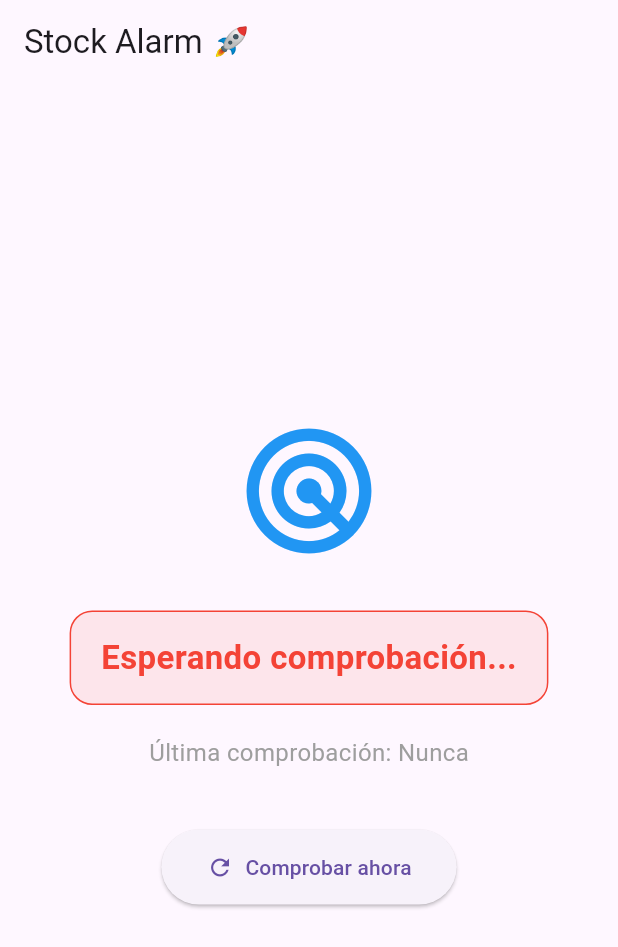
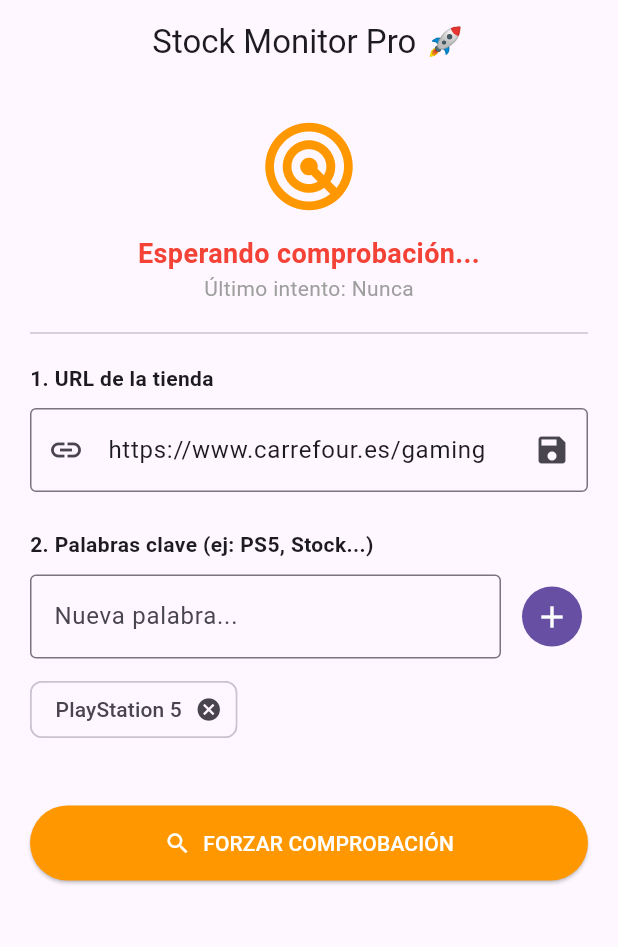
Before and after one commit to daaviddieeguez/Stock_alarm, a Flutter app: the screen it shows after launch, on a phone screen of 412 x 824 dp. Shown: the top 947 px of the screen. Run offline on Flutter 3.47's test engine with Material 3 defaults, Android fonts, the phone set to English and light mode, and no system bars; our stand-ins replace audioplayers, flutter_local_notifications; missing offline and left inert: flutter_background_service, flutter_background_service_android.

Commit message:
add: Funcion de añadir productos y url

```diff
--- a/lib/screens/home_screen.dart
+++ b/lib/screens/home_screen.dart
@@ -6,35 +6,30 @@ import 'package:flutter_local_notifications/flutter_local_notifications.dart';
 import 'package:flutter_background_service/flutter_background_service.dart';
 import 'package:flutter_background_service_android/flutter_background_service_android.dart';
 
-// --- CONFIGURACIÓN GLOBAL ---
-const String targetUrl = "https://www.carrefour.es/gaming";
-const List<String> stockKeywords = ["PlayStation 5"];
+// --- VARIABLES GLOBALES DINÁMICAS ---
+String targetUrl = "https://www.carrefour.es/gaming"; // URL por defecto
+List<String> stockKeywords = ["PlayStation 5"];
 
 void main() async {
   WidgetsFlutterBinding.ensureInitialized();
-
-  // Inicializar notificaciones para el servicio
   await initializeService();
-
   runApp(const MyApp());
 }
 
 // ⚙️ SERVICIO EN SEGUNDO PLANO
 Future<void> initializeService() async {
   final service = FlutterBackgroundService();
-
   await service.configure(
     androidConfiguration: AndroidConfiguration(
       onStart: onStart,
       autoStart: true,
       isForegroundMode: true,
-      initialNotificationTitle: 'Monitor de Stock',
-      initialNotificationContent: 'El monitor está activo...',
+      initialNotificationTitle: 'Monitor de Stock Activo',
+      initialNotificationContent: 'Vigilando la web configurada...',
       foregroundServiceNotificationId: 888,
     ),
     iosConfiguration: IosConfiguration(autoStart: false),
   );
-
   service.startService();
 }
 
@@ -44,17 +39,16 @@ void onStart(ServiceInstance service) async {
     service.setAsForegroundService();
   }
 
-  // Timer que corre cada 10 minutos en segundo plano
   Timer.periodic(const Duration(minutes: 10), (timer) async {
     try {
       final response = await http.get(Uri.parse(targetUrl));
       if (response.statusCode == 200) {
-        final html = response.body;
+        final html = response.body.toLowerCase();
         for (final word in stockKeywords) {
-          if (html.contains(word)) {
-            // Aquí puedes llamar a una función simplificada de alarma/notificación
-            // que no dependa del contexto de la UI
+          final cleanWord = word.trim().toLowerCase();
+          if (cleanWord.isNotEmpty && html.contains(cleanWord)) {
             BackgroundNotificationHelper.showSilentNotification(word);
+            break; // Solo una notificación por ciclo
           }
         }
       }
@@ -67,12 +61,11 @@ void onStart(ServiceInstance service) async {
 // 🖥️ UI PRINCIPAL
 class MyApp extends StatelessWidget {
   const MyApp({super.key});
-
   @override
   Widget build(BuildContext context) {
     return MaterialApp(
       debugShowCheckedModeBanner: false,
-      theme: ThemeData(useMaterial3: true, primarySwatch: Colors.blue),
+      theme: ThemeData(useMaterial3: true, colorSchemeSeed: Colors.orange),
       home: const HomeScreen(),
     );
   }
@@ -80,7 +73,6 @@ class MyApp extends StatelessWidget {
 
 class HomeScreen extends StatefulWidget {
   const HomeScreen({super.key});
-
   @override
   State<HomeScreen> createState() => _HomeScreenState();
 }
@@ -90,6 +82,9 @@ class _HomeScreenState extends State<HomeScreen> {
   String stockStatus = 'Esperando comprobación...';
   bool hasStock = false;
 
+  // Controladores para los campos de texto
+  final TextEditingController _urlController = TextEditingController(text: targetUrl);
+  final TextEditingController _keywordController = TextEditingController();
   final FlutterLocalNotificationsPlugin notificationsPlugin = FlutterLocalNotificationsPlugin();
 
   @override
@@ -104,109 +99,156 @@ class _HomeScreenState extends State<HomeScreen> {
     await notificationsPlugin.initialize(initSettings);
   }
 
+  void _updateUrl() {
+    setState(() {
+      targetUrl = _urlController.text.trim();
+    });
+    ScaffoldMessenger.of(context).showSnackBar(
+      const SnackBar(content: Text('URL de búsqueda actualizada')),
+    );
+  }
+
+  void _addKeyword() {
+    if (_keywordController.text.trim().isNotEmpty) {
+      setState(() {
+        stockKeywords.add(_keywordController.text.trim());
+        _keywordController.clear();
+      });
+    }
+  }
+
   Future<void> _checkStock() async {
-    setState(() {
-      stockStatus = 'Comprobando...';
-    });
+    if (targetUrl.isEmpty || !targetUrl.startsWith("http")) {
+      ScaffoldMessenger.of(context).showSnackBar(
+        const SnackBar(content: Text('Introduce una URL válida (http/https)')),
+      );
+      return;
+    }
+
+    setState(() => stockStatus = 'Analizando web...');
 
     try {
       final response = await http.get(Uri.parse(targetUrl));
-      bool detected = false;
-      String foundWord = "";
+      String? foundWord;
 
       if (response.statusCode == 200) {
-        final html = response.body;
+        final html = response.body.toLowerCase();
         for (final word in stockKeywords) {
-          if (html.contains(word)) {
-            detected = true;
+          final cleanWord = word.trim().toLowerCase();
+          if (cleanWord.isNotEmpty && html.contains(cleanWord)) {
             foundWord = word;
             break;
           }
         }
       }
 
-      if (detected) {
+      if (foundWord != null) {
         await _playAlarm();
         await _showNotification(foundWord);
+        setState(() {
+          hasStock = true;
+          stockStatus = '✅ ¡STOCK: $foundWord!';
+        });
+      } else {
+        setState(() {
+          hasStock = false;
+          stockStatus = '❌ Sin stock en esta URL';
+        });
       }
-
-      setState(() {
-        lastCheck = "${DateTime.now().hour.toString().padLeft(2, '0')}:${DateTime.now().minute.toString().padLeft(2, '0')}";
-        hasStock = detected;
-        stockStatus = detected ? '✅ ¡HAY STOCK DISPONIBLE!' : '❌ Sin stock de momento';
-      });
+      setState(() => lastCheck = _getFormattedTime());
     } catch (e) {
       setState(() {
-        lastCheck = 'Error';
-        stockStatus = '⚠️ Error de conexión';
+        stockStatus = '⚠️ Error: No se pudo cargar la web';
         hasStock = false;
+        lastCheck = _getFormattedTime();
       });
     }
   }
 
+  String _getFormattedTime() => "${DateTime.now().hour.toString().padLeft(2, '0')}:${DateTime.now().minute.toString().padLeft(2, '0')}";
+
   Future<void> _playAlarm() async {
     final player = AudioPlayer();
-    // Asegúrate de que el nombre sea exacto: alarma.mp3
     await player.play(AssetSource('alarma.mp3'), volume: 1.0);
   }
 
   Future<void> _showNotification(String keyword) async {
     const AndroidNotificationDetails androidDetails = AndroidNotificationDetails(
-      'stock_channel',
-      'Alertas de Stock',
-      importance: Importance.max,
-      priority: Priority.high,
+      'stock_channel', 'Alertas de Stock', importance: Importance.max, priority: Priority.high,
     );
-    await notificationsPlugin.show(
-      1,
-      '🎮 Stock detectado',
-      'Se encontró: $keyword',
-      const NotificationDetails(android: androidDetails),
-    );
+    await notificationsPlugin.show(1, '🎮 Stock detectado', 'Encontrado en la web: $keyword', const NotificationDetails(android: androidDetails));
   }
 
   @override
   Widget build(BuildContext context) {
     return Scaffold(
-      appBar: AppBar(title: const Text('Stock Alarm 🚀')),
-      body: Center(
+      appBar: AppBar(title: const Text('Stock Monitor Pro 🚀'), centerTitle: true),
+      body: SingleChildScrollView(
+        padding: const EdgeInsets.all(20),
         child: Column(
-          mainAxisAlignment: MainAxisAlignment.center,
+          crossAxisAlignment: CrossAxisAlignment.start,
           children: [
-            Icon(
-              hasStock ? Icons.check_circle : Icons.radar,
-              size: 100,
-              color: hasStock ? Colors.green : Colors.blue,
-            ),
-            const SizedBox(height: 30),
-            Container(
-              padding: const EdgeInsets.symmetric(horizontal: 20, vertical: 15),
-              decoration: BoxDecoration(
-                color: hasStock ? Colors.green.withOpacity(0.1) : Colors.red.withOpacity(0.1),
-                borderRadius: BorderRadius.circular(15),
-                border: Border.all(color: hasStock ? Colors.green : Colors.red),
-              ),
-              child: Text(
-                stockStatus,
-                style: TextStyle(
-                  fontSize: 22,
-                  fontWeight: FontWeight.bold,
-                  color: hasStock ? Colors.green : Colors.red,
-                ),
+            // Panel de Estado
+            Center(
+              child: Column(
+                children: [
+                  Icon(hasStock ? Icons.check_circle : Icons.radar, size: 70, color: hasStock ? Colors.green : Colors.orange),
+                  const SizedBox(height: 10),
+                  Text(stockStatus, textAlign: TextAlign.center, style: TextStyle(fontSize: 18, fontWeight: FontWeight.bold, color: hasStock ? Colors.green : Colors.red)),
+                  Text('Último intento: $lastCheck', style: const TextStyle(color: Colors.grey)),
+                ],
               ),
             ),
-            const SizedBox(height: 20),
-            Text(
-              'Última comprobación: $lastCheck',
-              style: const TextStyle(fontSize: 16, color: Colors.grey),
+            const Divider(height: 40),
+
+            // Campo de URL
+            const Text('1. URL de la tienda', style: TextStyle(fontWeight: FontWeight.bold)),
+            const SizedBox(height: 10),
+            TextField(
+              controller: _urlController,
+              onChanged: (val) => targetUrl = val.trim(),
+              decoration: InputDecoration(
+                hintText: 'https://...',
+                prefixIcon: const Icon(Icons.link),
+                border: const OutlineInputBorder(),
+                suffixIcon: IconButton(icon: const Icon(Icons.save), onPressed: _updateUrl),
+              ),
             ),
+            const SizedBox(height: 25),
+
+            // Campo de Palabras Clave
+            const Text('2. Palabras clave (ej: PS5, Stock...)', style: TextStyle(fontWeight: FontWeight.bold)),
+            const SizedBox(height: 10),
+            Row(
+              children: [
+                Expanded(
+                  child: TextField(
+                    controller: _keywordController,
+                    decoration: const InputDecoration(border: OutlineInputBorder(), hintText: 'Nueva palabra...'),
+                    onSubmitted: (_) => _addKeyword(),
+                  ),
+                ),
+                const SizedBox(width: 10),
+                IconButton.filled(onPressed: _addKeyword, icon: const Icon(Icons.add)),
+              ],
+            ),
+            const SizedBox(height: 10),
+            Wrap(
+              spacing: 8,
+              children: stockKeywords.map((word) => Chip(
+                label: Text(word),
+                onDeleted: () => setState(() => stockKeywords.remove(word)),
+              )).toList(),
+            ),
+
             const SizedBox(height: 40),
-            ElevatedButton.icon(
-              onPressed: _checkStock,
-              icon: const Icon(Icons.refresh),
-              label: const Text('Comprobar ahora'),
-              style: ElevatedButton.styleFrom(
-                padding: const EdgeInsets.symmetric(horizontal: 30, vertical: 15),
+            SizedBox(
+              width: double.infinity,
+              child: ElevatedButton.icon(
+                onPressed: _checkStock,
+                icon: const Icon(Icons.search),
+                label: const Text('FORZAR COMPROBACIÓN'),
+                style: ElevatedButton.styleFrom(backgroundColor: Colors.orange, foregroundColor: Colors.white, padding: const EdgeInsets.all(15)),
               ),
             ),
           ],
@@ -216,15 +258,12 @@ class _HomeScreenState extends State<HomeScreen> {
   }
 }
 
-// Clase auxiliar para notificaciones fuera de la UI
 class BackgroundNotificationHelper {
   static void showSilentNotification(String word) async {
     final FlutterLocalNotificationsPlugin flip = FlutterLocalNotificationsPlugin();
     const AndroidNotificationDetails androidDetails = AndroidNotificationDetails(
-      'stock_channel', 'Alertas de Stock',
-      importance: Importance.max, priority: Priority.high,
+      'stock_channel', 'Alertas de Stock', importance: Importance.max, priority: Priority.high,
     );
-    const NotificationDetails d = NotificationDetails(android: androidDetails);
-    await flip.show(2, '🎮 ¡STOCK EN SEGUNDO PLANO!', 'Se detectó: $word', d);
+    await flip.show(2, '🎮 ¡STOCK DISPONIBLE!', 'Se encontró "$word" en la web configurada', const NotificationDetails(android: androidDetails));
   }
 }
```
